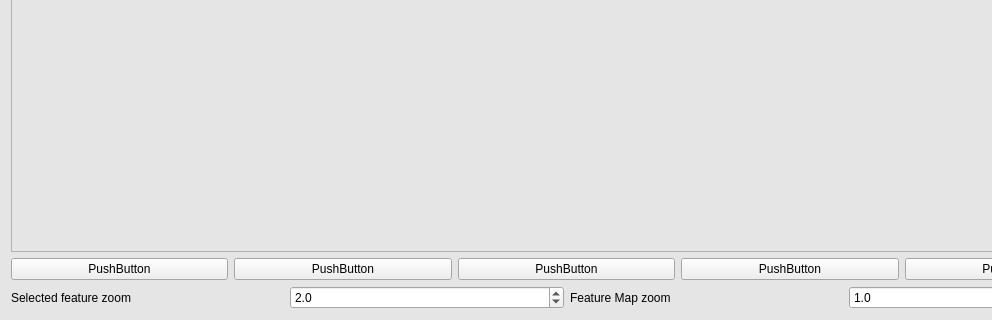
Before: the Qt Designer form g.ui in Aysegul/torch-visbox, drawn with Qt 5; both pictures show x 0 to 992 and y 449 to 769 of the 1133 by 769 pixel window.
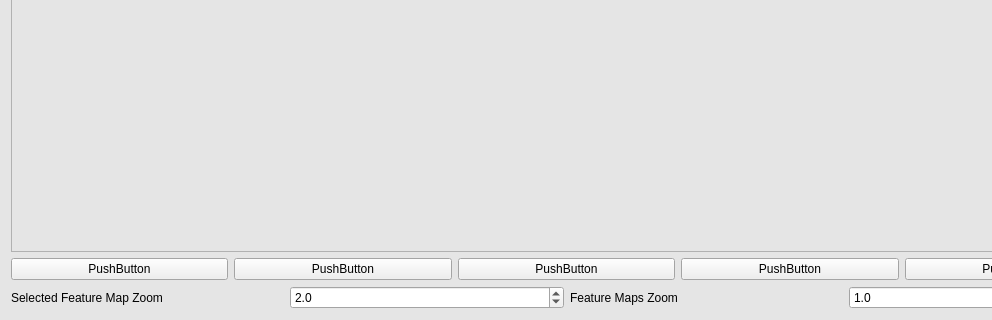
After: the same form once the commit is applied.

The edit to the form file:
```diff
--- a/g.ui
+++ b/g.ui
@@ -145,7 +145,7 @@
      <item>
       <widget class="QLabel" name="label">
        <property name="text">
-        <string>Selected feature zoom</string>
+        <string>Selected Feature Map Zoom</string>
        </property>
       </widget>
      </item>
@@ -171,7 +171,7 @@
      <item>
       <widget class="QLabel" name="label_2">
        <property name="text">
-        <string>Feature Map zoom</string>
+        <string>Feature Maps Zoom</string>
        </property>
       </widget>
      </item>
```
